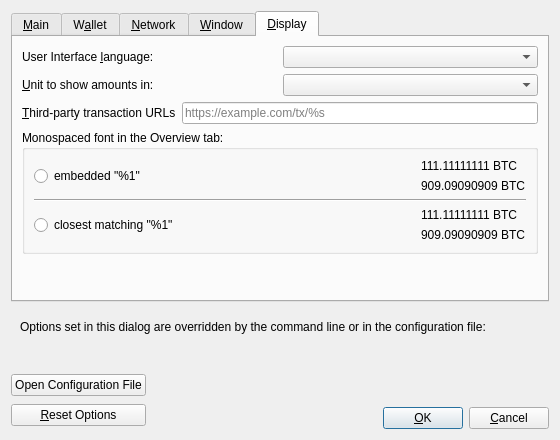
CodeAssureLabs/bitcoin-2022, file src/qt/forms/optionsdialog.ui: the form before one commit.
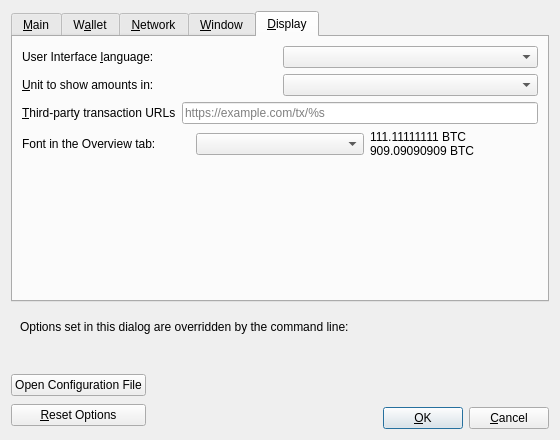
The form after the commit. The open tabs and pages were chosen to show the change. Custom widgets are drawn as their Qt base class.

Diff of the .ui file:
```diff
--- a/src/qt/forms/optionsdialog.ui
+++ b/src/qt/forms/optionsdialog.ui
@@ -772,104 +772,29 @@
         </layout>
        </item>
        <item>
-        <widget class="QGroupBox" name="font_groupBox">
-         <property name="title">
-          <string>Monospaced font in the Overview tab:</string>
-         </property>
-         <layout class="QVBoxLayout" name="font_verticalLayout">
-          <item>
-           <layout class="QHBoxLayout" name="embeddedFont_horizontalLayout">
-            <item>
-             <widget class="QRadioButton" name="embeddedFont_radioButton">
-              <property name="text">
-               <string>embedded &quot;%1&quot;</string>
-              </property>
-             </widget>
-            </item>
-            <item>
-             <spacer name="embeddedFont_horizontalSpacer">
-              <property name="orientation">
-               <enum>Qt::Horizontal</enum>
-              </property>
-              <property name="sizeHint" stdset="0">
-               <size>
-                <width>40</width>
-                <height>20</height>
-               </size>
-              </property>
-             </spacer>
-            </item>
-            <item>
-             <layout class="QVBoxLayout" name="embeddedFont_verticalLayout">
-              <item>
-               <widget class="QLabel" name="embeddedFont_label_1">
-                <property name="text">
-                 <string notr="true">111.11111111 BTC</string>
-                </property>
-               </widget>
-              </item>
-              <item>
-               <widget class="QLabel" name="embeddedFont_label_9">
-                <property name="text">
-                 <string notr="true">909.09090909 BTC</string>
-                </property>
-               </widget>
-              </item>
-             </layout>
-            </item>
-           </layout>
-          </item>
-          <item>
-           <widget class="Line" name="font_line">
-            <property name="orientation">
-             <enum>Qt::Horizontal</enum>
-            </property>
-           </widget>
-          </item>
-          <item>
-           <layout class="QHBoxLayout" name="systemFont_horizontalLayout">
-            <item>
-             <widget class="QRadioButton" name="systemFont_radioButton">
-              <property name="text">
-               <string>closest matching &quot;%1&quot;</string>
-              </property>
-             </widget>
-            </item>
-            <item>
-             <spacer name="systemFont_horizontalSpacer">
-              <property name="orientation">
-               <enum>Qt::Horizontal</enum>
-              </property>
-              <property name="sizeHint" stdset="0">
-               <size>
-                <width>40</width>
-                <height>20</height>
-               </size>
-              </property>
-             </spacer>
-            </item>
-            <item>
-             <layout class="QVBoxLayout" name="systemFont_verticalLayout">
-              <item>
-               <widget class="QLabel" name="systemFont_label_1">
-                <property name="text">
-                 <string notr="true">111.11111111 BTC</string>
-                </property>
-               </widget>
-              </item>
-              <item>
-               <widget class="QLabel" name="systemFont_label_9">
-                <property name="text">
-                 <string notr="true">909.09090909 BTC</string>
-                </property>
-               </widget>
-              </item>
-             </layout>
-            </item>
-           </layout>
-          </item>
-         </layout>
-        </widget>
+        <layout class="QHBoxLayout" name="horizontalLayout_4_Display">
+         <item>
+          <widget class="QLabel" name="moneyFontLabel">
+           <property name="text">
+            <string>Font in the Overview tab: </string>
+           </property>
+           <property name="buddy">
+            <cstring>moneyFont</cstring>
+           </property>
+          </widget>
+         </item>
+         <item>
+          <widget class="QComboBox" name="moneyFont"/>
+         </item>
+         <item>
+          <widget class="QLabel" name="moneyFont_preview">
+           <property name="text">
+            <string notr="true">111.11111111 BTC
+909.09090909 BTC</string>
+           </property>
+          </widget>
+         </item>
+        </layout>
        </item>
        <item>
         <spacer name="verticalSpacer_Display">
@@ -896,7 +821,7 @@
         <item>
          <widget class="QLabel" name="overriddenByCommandLineInfoLabel">
           <property name="text">
-           <string>Options set in this dialog are overridden by the command line or in the configuration file:</string>
+           <string>Options set in this dialog are overridden by the command line:</string>
           </property>
           <property name="textFormat">
            <enum>Qt::PlainText</enum>
```
Left out of the diff: 18 changed lines with no effect on the pictures.
